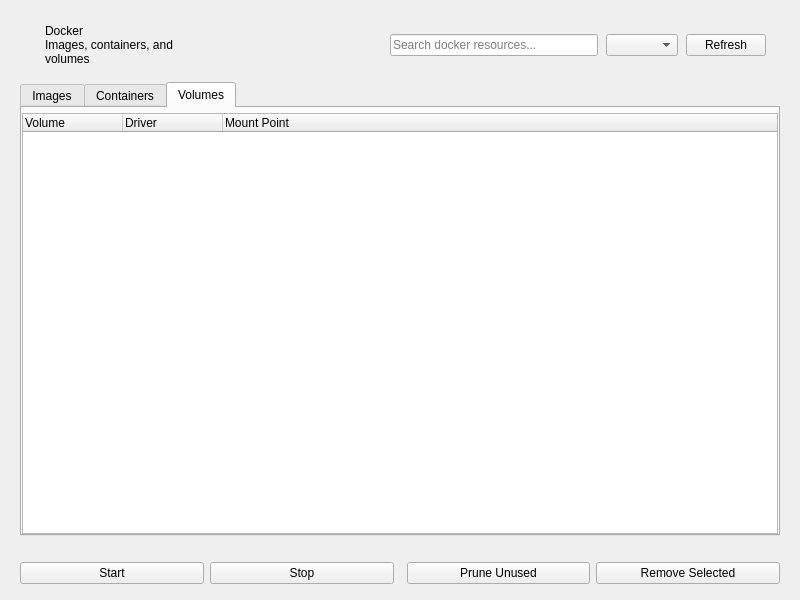
Qt form shared/nexis/Pages/Docker/docker_page.ui (s4solutionsllc/Nexis) before a commit.
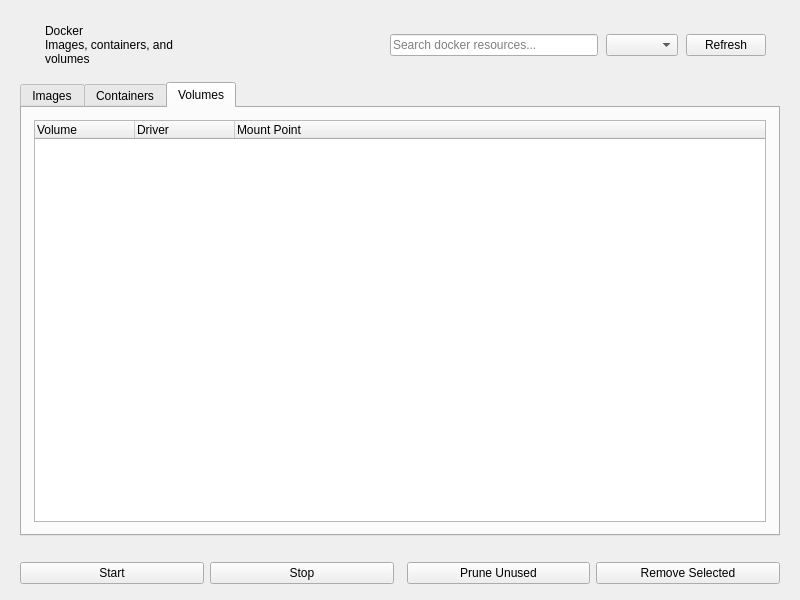
The same form after that commit. The open tabs and pages were chosen to show the change.

Commit message: feat(ui): card chrome for Docker and GNOME tabs, fix stale docs (SSO-25782) (#498)

```diff
--- a/shared/nexis/Pages/Docker/docker_page.ui
+++ b/shared/nexis/Pages/Docker/docker_page.ui
@@ -331,15 +331,36 @@
           </attribute>
           <layout class="QVBoxLayout" name="volumesLayout">
            <property name="leftMargin">
-            <number>0</number>
+            <number>8</number>
            </property>
            <property name="topMargin">
-            <number>5</number>
+            <number>8</number>
            </property>
            <property name="rightMargin">
+            <number>8</number>
+           </property>
+           <property name="bottomMargin">
+            <number>8</number>
+           </property>
+           <property name="spacing">
             <number>0</number>
            </property>
+           <item>
+            <widget class="QWidget" name="volumesContainer" native="true">
+             <layout class="QVBoxLayout" name="volumesContainerLayout">
+              <property name="leftMargin">
+               <number>4</number>
+              </property>
+              <property name="topMargin">
+               <number>4</number>
+              </property>
+              <property name="rightMargin">
+               <number>4</number>
+              </property>
            <property name="bottomMargin">
+               <number>4</number>
+              </property>
+              <property name="spacing">
             <number>0</number>
            </property>
            <item>
@@ -368,6 +389,9 @@
                <string>Mount Point</string>
               </property>
              </column>
+                </widget>
+              </item>
+             </layout>
             </widget>
            </item>
           </layout>
```
Left out of the diff: 28 changed lines with no effect on the pictures. Lines whose indentation alone changed are shown as unchanged. The commit also changes 23 other files.
